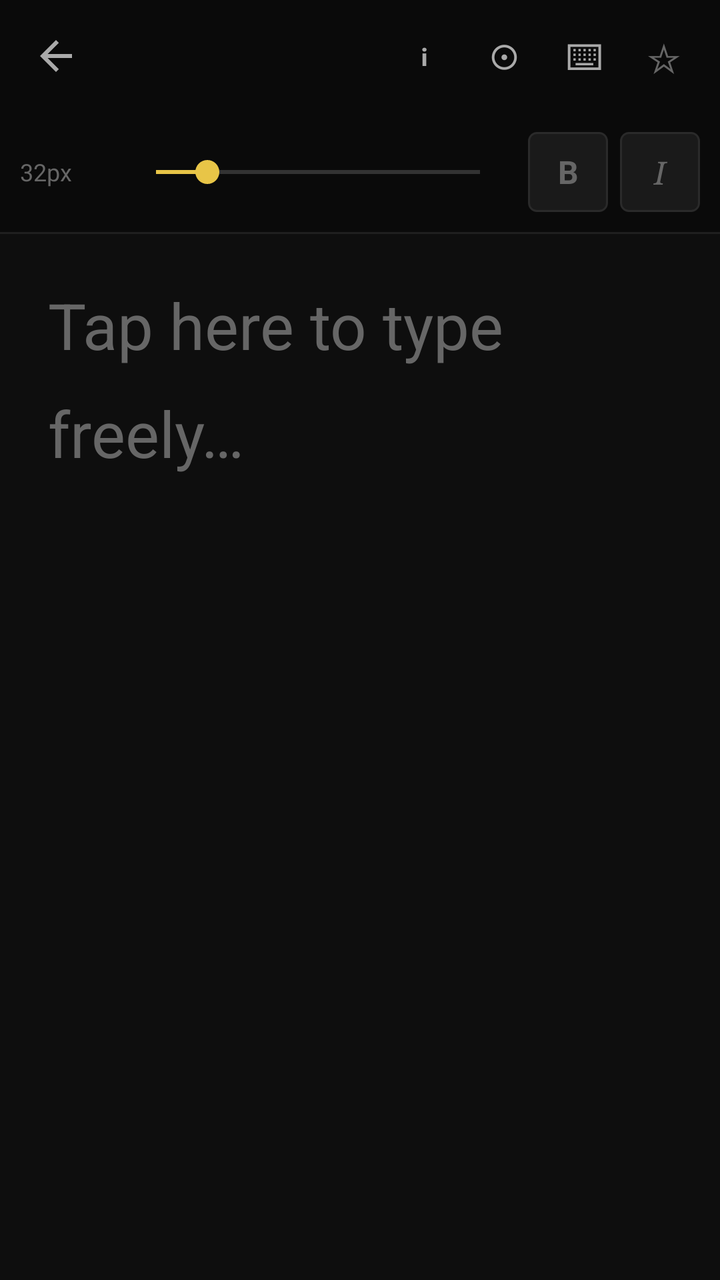
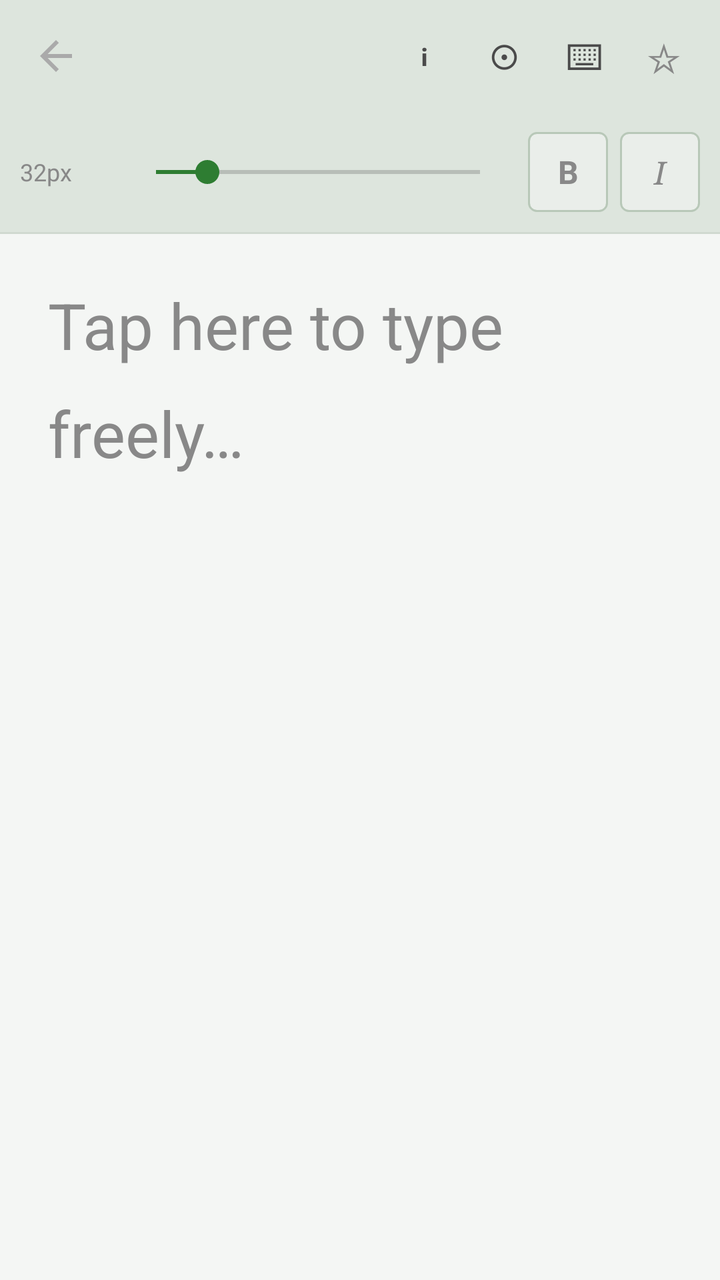

Compare the two renders of this Android layout. The source of the first and the diff that turns it into the second are given below.
<!-- AndroidManifest.xml: application theme Theme.FontLens -->
<!-- res/layout/fragment_preview.xml -->
<?xml version="1.0" encoding="utf-8"?>
<androidx.constraintlayout.widget.ConstraintLayout
    xmlns:android="http://schemas.android.com/apk/res/android"
    xmlns:app="http://schemas.android.com/apk/res-auto"
    android:layout_width="match_parent"
    android:layout_height="match_parent"
    android:background="@color/bg_primary">

    <androidx.appcompat.widget.Toolbar
        android:id="@+id/toolbar"
        android:layout_width="0dp"
        android:layout_height="?attr/actionBarSize"
        android:background="@color/bg_sidebar"
        app:layout_constraintEnd_toEndOf="parent"
        app:layout_constraintStart_toStartOf="parent"
        app:layout_constraintTop_toTopOf="parent"
        app:navigationIcon="@drawable/ic_back"
        app:navigationIconTint="@color/text_secondary">

        <LinearLayout
            android:layout_width="match_parent"
            android:layout_height="wrap_content"
            android:orientation="horizontal"
            android:gravity="center_vertical"
            android:paddingEnd="8dp">

            <TextView
                android:id="@+id/tv_font_name"
                android:layout_width="0dp"
                android:layout_height="wrap_content"
                android:layout_weight="1"
                android:textColor="@color/text_primary"
                android:textSize="16sp"
                android:fontFamily="serif"
                android:maxLines="1"
                android:ellipsize="end"
                android:letterSpacing="0.04" />

            
            <TextView
                android:id="@+id/btn_add_to_library"
                android:layout_width="wrap_content"
                android:layout_height="wrap_content"
                android:text="+ Add"
                android:textSize="13sp"
                android:textColor="@color/bg_primary"
                android:background="@drawable/bg_accent_btn"
                android:paddingStart="12dp"
                android:paddingEnd="12dp"
                android:paddingTop="5dp"
                android:paddingBottom="5dp"
                android:layout_marginEnd="4dp"
                android:clickable="true"
                android:focusable="true"
                android:visibility="gone" />

            <TextView
                android:id="@+id/btn_delete"
                android:layout_width="40dp"
                android:layout_height="40dp"
                android:gravity="center"
                android:text="🗑"
                android:textSize="16sp"
                android:clickable="true"
                android:focusable="true"
                android:visibility="gone"
                android:background="?attr/selectableItemBackgroundBorderless" />

            <TextView
                android:id="@+id/btn_info"
                android:layout_width="40dp"
                android:layout_height="40dp"
                android:gravity="center"
                android:text="ℹ"
                android:textSize="18sp"
                android:textColor="@color/text_secondary"
                android:clickable="true"
                android:focusable="true"
                android:background="?attr/selectableItemBackgroundBorderless" />

            <TextView
                android:id="@+id/btn_meta"
                android:layout_width="40dp"
                android:layout_height="40dp"
                android:gravity="center"
                android:text="⊙"
                android:textSize="18sp"
                android:textColor="@color/text_secondary"
                android:clickable="true"
                android:focusable="true"
                android:background="?attr/selectableItemBackgroundBorderless" />

            <TextView
                android:id="@+id/btn_glyph"
                android:layout_width="40dp"
                android:layout_height="40dp"
                android:gravity="center"
                android:text="⌨"
                android:textSize="18sp"
                android:textColor="@color/text_secondary"
                android:clickable="true"
                android:focusable="true"
                android:background="?attr/selectableItemBackgroundBorderless" />

            <TextView
                android:id="@+id/btn_favorite"
                android:layout_width="40dp"
                android:layout_height="40dp"
                android:gravity="center"
                android:text="☆"
                android:textSize="20sp"
                android:textColor="@color/text_muted"
                android:clickable="true"
                android:focusable="true"
                android:background="?attr/selectableItemBackgroundBorderless" />

        </LinearLayout>
    </androidx.appcompat.widget.Toolbar>

    <LinearLayout
        android:id="@+id/controls_bar"
        android:layout_width="0dp"
        android:layout_height="wrap_content"
        android:orientation="horizontal"
        android:gravity="center_vertical"
        android:padding="10dp"
        android:background="@color/bg_sidebar"
        app:layout_constraintEnd_toEndOf="parent"
        app:layout_constraintStart_toStartOf="parent"
        app:layout_constraintTop_toBottomOf="@id/toolbar">

        <TextView
            android:id="@+id/tv_size_label"
            android:layout_width="wrap_content"
            android:layout_height="wrap_content"
            android:text="32px"
            android:textColor="@color/text_muted"
            android:textSize="12sp"
            android:minWidth="52dp" />

        <SeekBar
            android:id="@+id/seekbar_size"
            android:layout_width="0dp"
            android:layout_height="wrap_content"
            android:layout_weight="1"
            android:max="152"
            android:progress="24"
            android:progressTint="@color/accent"
            android:thumbTint="@color/accent" />

        <TextView
            android:id="@+id/btn_bold"
            android:layout_width="40dp"
            android:layout_height="40dp"
            android:layout_marginStart="8dp"
            android:gravity="center"
            android:text="B"
            android:textSize="16sp"
            android:textStyle="bold"
            android:textColor="@color/text_muted"
            android:background="@drawable/bg_style_btn"
            android:clickable="true"
            android:focusable="true" />

        <TextView
            android:id="@+id/btn_italic"
            android:layout_width="40dp"
            android:layout_height="40dp"
            android:layout_marginStart="6dp"
            android:gravity="center"
            android:text="I"
            android:textSize="16sp"
            android:textStyle="italic"
            android:fontFamily="serif"
            android:textColor="@color/text_muted"
            android:background="@drawable/bg_style_btn"
            android:clickable="true"
            android:focusable="true" />

    </LinearLayout>

    <View
        android:id="@+id/divider"
        android:layout_width="0dp"
        android:layout_height="1dp"
        android:background="@color/divider"
        app:layout_constraintEnd_toEndOf="parent"
        app:layout_constraintStart_toStartOf="parent"
        app:layout_constraintTop_toBottomOf="@id/controls_bar" />

    <ScrollView
        android:layout_width="0dp"
        android:layout_height="0dp"
        android:fillViewport="true"
        app:layout_constraintBottom_toBottomOf="parent"
        app:layout_constraintEnd_toEndOf="parent"
        app:layout_constraintStart_toStartOf="parent"
        app:layout_constraintTop_toBottomOf="@id/divider">

        <EditText
            android:id="@+id/et_preview"
            android:layout_width="match_parent"
            android:layout_height="wrap_content"
            android:minHeight="300dp"
            android:padding="24dp"
            android:background="@null"
            android:textColor="@color/text_primary"
            android:textSize="32sp"
            android:gravity="top|start"
            android:hint="@string/tap_to_type"
            android:textColorHint="@color/text_muted"
            android:inputType="textMultiLine|textCapSentences"
            android:lineSpacingMultiplier="1.4" />

    </ScrollView>

</androidx.constraintlayout.widget.ConstraintLayout>
<!-- resources referenced by this layout -->
<resources>
  <color name="accent">#E8C547</color>
  <color name="bg_primary">#0E0E0E</color>
  <color name="bg_sidebar">#0A0A0A</color>
  <color name="divider">#1F1F1F</color>
  <color name="text_muted">#666666</color>
  <color name="text_primary">#E0E0E0</color>
  <color name="text_secondary">#AAAAAA</color>
  <!-- drawable bg_accent_btn (drawable) -->
  <?xml version="1.0" encoding="utf-8"?>
  <shape xmlns:android="http://schemas.android.com/apk/res/android" android:shape="rectangle">
      <solid android:color="#E8C547"/>
      <corners android:radius="4dp"/>
  </shape>
  <!-- drawable bg_style_btn (drawable) -->
  <?xml version="1.0" encoding="utf-8"?>
  <shape xmlns:android="http://schemas.android.com/apk/res/android" android:shape="rectangle">
      <solid android:color="#1A1A1A"/>
      <stroke android:width="1dp" android:color="#2A2A2A"/>
      <corners android:radius="4dp"/>
  </shape>
  <!-- drawable ic_back (drawable) -->
  <vector xmlns:android="http://schemas.android.com/apk/res/android" android:width="24dp" android:height="24dp" android:viewportWidth="24" android:viewportHeight="24">
    <path android:fillColor="#AAAAAA" android:pathData="M20,11H7.83l5.59,-5.59L12,4l-8,8 8,8 1.41,-1.41L7.83,13H20v-2z"/>
  </vector>
  <string name="tap_to_type">Tap here to type freely…</string>
  <style name="Theme.FontLens" parent="Theme.MaterialComponents.DayNight.NoActionBar">
          <item name="colorPrimary">@color/accent</item>
          <item name="colorPrimaryVariant">@color/accent_dim</item>
          <item name="colorOnPrimary">@color/bg_primary</item>
          <item name="colorSecondary">@color/accent</item>
          <item name="colorSurface">@color/bg_surface</item>
          <item name="colorOnSurface">@color/text_primary</item>
          <item name="android:colorBackground">@color/bg_primary</item>
          <item name="android:windowBackground">@color/bg_primary</item>
          <item name="android:statusBarColor">@color/bg_sidebar</item>
          <item name="android:navigationBarColor">@color/bg_sidebar</item>
          <item name="android:textColorPrimary">@color/text_primary</item>
          <item name="android:textColorSecondary">@color/text_secondary</item>
          <item name="materialCardViewStyle">@style/CardStyle</item>
      </style>
  <color name="accent_dim">#1A1800</color>
  <color name="bg_surface">#141414</color>
  <style name="CardStyle" parent="Widget.MaterialComponents.CardView">
          <item name="cardBackgroundColor">@color/bg_surface</item>
          <item name="cardCornerRadius">8dp</item>
          <item name="cardElevation">0dp</item>
          <item name="strokeColor">@color/divider</item>
          <item name="strokeWidth">1dp</item>
      </style>
</resources>

<!-- the commit's change to res/layout/fragment_preview.xml (unified diff, before → after) -->
@@ -4,18 +4,18 @@
     xmlns:app="http://schemas.android.com/apk/res-auto"
     android:layout_width="match_parent"
     android:layout_height="match_parent"
-    android:background="@color/bg_primary">
+    android:background="?attr/bgPrimary">
 
     <androidx.appcompat.widget.Toolbar
         android:id="@+id/toolbar"
         android:layout_width="0dp"
         android:layout_height="?attr/actionBarSize"
-        android:background="@color/bg_sidebar"
+        android:background="?attr/bgSidebar"
         app:layout_constraintEnd_toEndOf="parent"
         app:layout_constraintStart_toStartOf="parent"
         app:layout_constraintTop_toTopOf="parent"
         app:navigationIcon="@drawable/ic_back"
-        app:navigationIconTint="@color/text_secondary">
+        app:navigationIconTint="?attr/textSecondary">
 
         <LinearLayout
             android:layout_width="match_parent"
@@ -29,7 +29,7 @@
                 android:layout_width="0dp"
                 android:layout_height="wrap_content"
                 android:layout_weight="1"
-                android:textColor="@color/text_primary"
+                android:textColor="?attr/textPrimary"
                 android:textSize="16sp"
                 android:fontFamily="serif"
                 android:maxLines="1"
@@ -43,7 +43,7 @@
                 android:layout_height="wrap_content"
                 android:text="+ Add"
                 android:textSize="13sp"
-                android:textColor="@color/bg_primary"
+                android:textColor="?attr/colorOnPrimary"
                 android:background="@drawable/bg_accent_btn"
                 android:paddingStart="12dp"
                 android:paddingEnd="12dp"
@@ -73,7 +73,7 @@
                 android:gravity="center"
                 android:text="ℹ"
                 android:textSize="18sp"
-                android:textColor="@color/text_secondary"
+                android:textColor="?attr/textSecondary"
                 android:clickable="true"
                 android:focusable="true"
                 android:background="?attr/selectableItemBackgroundBorderless" />
@@ -85,7 +85,7 @@
                 android:gravity="center"
                 android:text="⊙"
                 android:textSize="18sp"
-                android:textColor="@color/text_secondary"
+                android:textColor="?attr/textSecondary"
                 android:clickable="true"
                 android:focusable="true"
                 android:background="?attr/selectableItemBackgroundBorderless" />
@@ -97,7 +97,7 @@
                 android:gravity="center"
                 android:text="⌨"
                 android:textSize="18sp"
-                android:textColor="@color/text_secondary"
+                android:textColor="?attr/textSecondary"
                 android:clickable="true"
                 android:focusable="true"
                 android:background="?attr/selectableItemBackgroundBorderless" />
@@ -109,7 +109,7 @@
                 android:gravity="center"
                 android:text="☆"
                 android:textSize="20sp"
-                android:textColor="@color/text_muted"
+                android:textColor="?attr/textMuted"
                 android:clickable="true"
                 android:focusable="true"
                 android:background="?attr/selectableItemBackgroundBorderless" />
@@ -124,7 +124,7 @@
         android:orientation="horizontal"
         android:gravity="center_vertical"
         android:padding="10dp"
-        android:background="@color/bg_sidebar"
+        android:background="?attr/bgSidebar"
         app:layout_constraintEnd_toEndOf="parent"
         app:layout_constraintStart_toStartOf="parent"
         app:layout_constraintTop_toBottomOf="@id/toolbar">
@@ -134,7 +134,7 @@
             android:layout_width="wrap_content"
             android:layout_height="wrap_content"
             android:text="32px"
-            android:textColor="@color/text_muted"
+            android:textColor="?attr/textMuted"
             android:textSize="12sp"
             android:minWidth="52dp" />
 
@@ -145,8 +145,8 @@
             android:layout_weight="1"
             android:max="152"
             android:progress="24"
-            android:progressTint="@color/accent"
-            android:thumbTint="@color/accent" />
+            android:progressTint="?attr/accentColor"
+            android:thumbTint="?attr/accentColor" />
 
         <TextView
             android:id="@+id/btn_bold"
@@ -157,7 +157,7 @@
             android:text="B"
             android:textSize="16sp"
             android:textStyle="bold"
-            android:textColor="@color/text_muted"
+            android:textColor="?attr/textMuted"
             android:background="@drawable/bg_style_btn"
             android:clickable="true"
             android:focusable="true" />
@@ -172,7 +172,7 @@
             android:textSize="16sp"
             android:textStyle="italic"
             android:fontFamily="serif"
-            android:textColor="@color/text_muted"
+            android:textColor="?attr/textMuted"
             android:background="@drawable/bg_style_btn"
             android:clickable="true"
             android:focusable="true" />
@@ -183,7 +183,7 @@
         android:id="@+id/divider"
         android:layout_width="0dp"
         android:layout_height="1dp"
-        android:background="@color/divider"
+        android:background="?attr/dividerColor"
         app:layout_constraintEnd_toEndOf="parent"
         app:layout_constraintStart_toStartOf="parent"
         app:layout_constraintTop_toBottomOf="@id/controls_bar" />
@@ -204,11 +204,11 @@
             android:minHeight="300dp"
             android:padding="24dp"
             android:background="@null"
-            android:textColor="@color/text_primary"
+            android:textColor="?attr/textPrimary"
             android:textSize="32sp"
             android:gravity="top|start"
             android:hint="@string/tap_to_type"
-            android:textColorHint="@color/text_muted"
+            android:textColorHint="?attr/textMuted"
             android:inputType="textMultiLine|textCapSentences"
             android:lineSpacingMultiplier="1.4" />
 
<!-- resource entries referenced after the edit -->
@@ -1,23 +1,16 @@
 <!-- resources referenced by this layout -->
 <resources>
-  <color name="accent">#E8C547</color>
-  <color name="bg_primary">#0E0E0E</color>
-  <color name="bg_sidebar">#0A0A0A</color>
-  <color name="divider">#1F1F1F</color>
-  <color name="text_muted">#666666</color>
-  <color name="text_primary">#E0E0E0</color>
-  <color name="text_secondary">#AAAAAA</color>
   <!-- drawable bg_accent_btn (drawable) -->
   <?xml version="1.0" encoding="utf-8"?>
   <shape xmlns:android="http://schemas.android.com/apk/res/android" android:shape="rectangle">
-      <solid android:color="#E8C547"/>
+      <solid android:color="?attr/accentColor"/>
       <corners android:radius="4dp"/>
   </shape>
   <!-- drawable bg_style_btn (drawable) -->
   <?xml version="1.0" encoding="utf-8"?>
   <shape xmlns:android="http://schemas.android.com/apk/res/android" android:shape="rectangle">
-      <solid android:color="#1A1A1A"/>
-      <stroke android:width="1dp" android:color="#2A2A2A"/>
+      <solid android:color="?attr/bgElevated"/>
+      <stroke android:width="1dp" android:color="?attr/borderColor"/>
       <corners android:radius="4dp"/>
   </shape>
   <!-- drawable ic_back (drawable) -->
@@ -25,29 +18,43 @@
     <path android:fillColor="#AAAAAA" android:pathData="M20,11H7.83l5.59,-5.59L12,4l-8,8 8,8 1.41,-1.41L7.83,13H20v-2z"/>
   </vector>
   <string name="tap_to_type">Tap here to type freely…</string>
-  <style name="Theme.FontLens" parent="Theme.MaterialComponents.DayNight.NoActionBar">
-          <item name="colorPrimary">@color/accent</item>
-          <item name="colorPrimaryVariant">@color/accent_dim</item>
-          <item name="colorOnPrimary">@color/bg_primary</item>
-          <item name="colorSecondary">@color/accent</item>
-          <item name="colorSurface">@color/bg_surface</item>
-          <item name="colorOnSurface">@color/text_primary</item>
-          <item name="android:colorBackground">@color/bg_primary</item>
-          <item name="android:windowBackground">@color/bg_primary</item>
-          <item name="android:statusBarColor">@color/bg_sidebar</item>
-          <item name="android:navigationBarColor">@color/bg_sidebar</item>
-          <item name="android:textColorPrimary">@color/text_primary</item>
-          <item name="android:textColorSecondary">@color/text_secondary</item>
-          <item name="materialCardViewStyle">@style/CardStyle</item>
+  <style name="Theme.FontLens" parent="Theme.FontLens.Green.Light" />
+  <style name="Theme.FontLens.Green.Light" parent="Theme.MaterialComponents.Light.NoActionBar">
+          <item name="colorPrimary">@color/green_light_accent</item>
+          <item name="colorPrimaryVariant">@color/green_light_accent_dim</item>
+          <item name="colorOnPrimary">#FFFFFF</item>
+          <item name="colorSecondary">@color/green_light_accent</item>
+          <item name="colorSurface">@color/green_light_bg_surface</item>
+          <item name="colorOnSurface">@color/green_light_text_primary</item>
+          <item name="android:colorBackground">@color/green_light_bg_primary</item>
+          <item name="android:windowBackground">@color/green_light_bg_primary</item>
+          <item name="android:statusBarColor">@color/green_light_bg_sidebar</item>
+          <item name="android:navigationBarColor">@color/green_light_bg_sidebar</item>
+          <item name="android:textColorPrimary">@color/green_light_text_primary</item>
+          <item name="android:textColorSecondary">@color/green_light_text_secondary</item>
+          
+          <item name="bgPrimary">@color/green_light_bg_primary</item>
+          <item name="bgSurface">@color/green_light_bg_surface</item>
+          <item name="bgElevated">@color/green_light_bg_elevated</item>
+          <item name="bgSidebar">@color/green_light_bg_sidebar</item>
+          <item name="accentColor">@color/green_light_accent</item>
+          <item name="accentDim">@color/green_light_accent_dim</item>
+          <item name="textPrimary">@color/green_light_text_primary</item>
+          <item name="textSecondary">@color/green_light_text_secondary</item>
+          <item name="textMuted">@color/green_light_text_muted</item>
+          <item name="dividerColor">@color/green_light_divider</item>
+          <item name="borderColor">@color/green_light_border</item>
       </style>
-  <color name="accent_dim">#1A1800</color>
-  <color name="bg_surface">#141414</color>
-  <style name="CardStyle" parent="Widget.MaterialComponents.CardView">
-          <item name="cardBackgroundColor">@color/bg_surface</item>
-          <item name="cardCornerRadius">8dp</item>
-          <item name="cardElevation">0dp</item>
-          <item name="strokeColor">@color/divider</item>
-          <item name="strokeWidth">1dp</item>
-      </style>
+  <color name="green_light_accent">#2E7D32</color>
+  <color name="green_light_accent_dim">#C8E6C9</color>
+  <color name="green_light_bg_surface">#FFFFFF</color>
+  <color name="green_light_text_primary">#1B1B1B</color>
+  <color name="green_light_bg_primary">#F4F6F4</color>
+  <color name="green_light_bg_sidebar">#DDE5DD</color>
+  <color name="green_light_text_secondary">#4A4A4A</color>
+  <color name="green_light_bg_elevated">#EAEEEA</color>
+  <color name="green_light_text_muted">#888888</color>
+  <color name="green_light_divider">#D0D9D0</color>
+  <color name="green_light_border">#B8C8B8</color>
 </resources>
 
